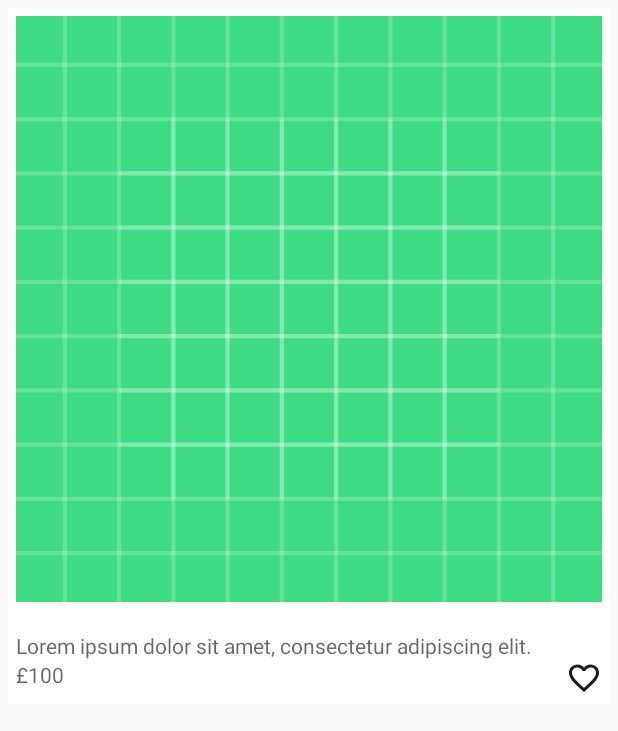
After one commit to alishechka/END, an Android app: the layout listing_item.xml on its own in the app's theme, with its tools: preview values and no code run, on a phone screen of 412 x 824 dp. The commit adds this screen. Shown: the top 731 px of the screen. Run offline under Robolectric (Android 15) with nearby library versions, the phone set to English and light mode, and no system bars; network calls fail.

Commit message:
ui, fini

```diff
--- a/app/build.gradle
+++ b/app/build.gradle
@@ -47,6 +47,9 @@ dependencies {
     implementation "androidx.lifecycle:lifecycle-viewmodel-ktx:2.2.0"
     implementation "androidx.lifecycle:lifecycle-livedata-ktx:2.2.0"
 
+    // RecyclerView
+    implementation 'androidx.recyclerview:recyclerview:1.1.0'
+
     // CardView
     implementation "androidx.cardview:cardview:1.0.0"
 
--- /dev/null
+++ b/app/src/main/res/drawable/ic_baseline_favorite_border_24.xml
@@ -0,0 +1,10 @@
+<vector xmlns:android="http://schemas.android.com/apk/res/android"
+    android:width="24dp"
+    android:height="24dp"
+    android:viewportWidth="24"
+    android:viewportHeight="24"
+    android:tint="@color/colorBlack">
+  <path
+      android:fillColor="@android:color/white"
+      android:pathData="M16.5,3c-1.74,0 -3.41,0.81 -4.5,2.09C10.91,3.81 9.24,3 7.5,3 4.42,3 2,5.42 2,8.5c0,3.78 3.4,6.86 8.55,11.54L12,21.35l1.45,-1.32C18.6,15.36 22,12.28 22,8.5 22,5.42 19.58,3 16.5,3zM12.1,18.55l-0.1,0.1 -0.1,-0.1C7.14,14.24 4,11.39 4,8.5 4,6.5 5.5,5 7.5,5c1.54,0 3.04,0.99 3.57,2.36h1.87C13.46,5.99 14.96,5 16.5,5c2,0 3.5,1.5 3.5,3.5 0,2.89 -3.14,5.74 -7.9,10.05z"/>
+</vector>
--- /dev/null
+++ b/app/src/main/res/layout/listing_item.xml
@@ -0,0 +1,71 @@
+<?xml version="1.0" encoding="utf-8"?>
+<androidx.cardview.widget.CardView xmlns:android="http://schemas.android.com/apk/res/android"
+    xmlns:app="http://schemas.android.com/apk/res-auto"
+    android:layout_width="match_parent"
+    android:layout_height="wrap_content"
+    android:layout_margin="5dp"
+    android:background="@color/colorWhite"
+    app:cardElevation="0dp">
+
+    <androidx.constraintlayout.widget.ConstraintLayout
+        android:layout_width="match_parent"
+        android:layout_height="wrap_content"
+        android:padding="5dp">
+
+        <ImageView
+            android:id="@+id/item_image"
+            android:layout_width="match_parent"
+            android:layout_height="wrap_content"
+            android:adjustViewBounds="true"
+            android:src="@drawable/ic_launcher_background"
+            app:layout_constraintRight_toRightOf="parent"
+            app:layout_constraintStart_toStartOf="parent"
+            app:layout_constraintTop_toTopOf="parent" />
+
+        <TextView
+            android:id="@+id/item_title"
+            android:layout_width="match_parent"
+            android:layout_height="wrap_content"
+            android:ellipsize="end"
+            android:maxLines="2"
+            android:textColor="@color/colorBlack"
+            app:layout_constraintRight_toRightOf="parent"
+            app:layout_constraintStart_toStartOf="parent"
+            app:layout_constraintTop_toBottomOf="@id/item_image" />
+
+        <TextView
+            android:id="@+id/item_description"
+            android:layout_width="match_parent"
+            android:layout_height="wrap_content"
+            android:ellipsize="end"
+            android:hint="@string/ipsum"
+            android:maxLines="1"
+            android:textColor="@color/colorGrey"
+            app:layout_constraintRight_toRightOf="parent"
+            app:layout_constraintStart_toStartOf="parent"
+            app:layout_constraintTop_toBottomOf="@id/item_title" />
+
+        <TextView
+            android:id="@+id/item_price"
+            android:layout_width="wrap_content"
+            android:layout_height="wrap_content"
+            android:hint="£100"
+            android:textColor="@color/colorBlack"
+            app:layout_constraintRight_toLeftOf="@id/item_fav"
+            app:layout_constraintStart_toStartOf="parent"
+            app:layout_constraintTop_toBottomOf="@+id/item_description" />
+
+        <ImageView
+            android:id="@+id/item_fav"
+            android:layout_width="wrap_content"
+            android:layout_height="wrap_content"
+            android:background="@drawable/ic_baseline_favorite_border_24"
+            app:layout_constraintEnd_toEndOf="parent"
+            app:layout_constraintLeft_toRightOf="@+id/item_price"
+            app:layout_constraintRight_toRightOf="parent"
+            app:layout_constraintTop_toBottomOf="@+id/item_description" />
+
+
+    </androidx.constraintlayout.widget.ConstraintLayout>
+
+</androidx.cardview.widget.CardView>
--- a/app/src/main/res/values/colors.xml
+++ b/app/src/main/res/values/colors.xml
@@ -3,4 +3,7 @@
     <color name="colorPrimary">#6200EE</color>
     <color name="colorPrimaryDark">#3700B3</color>
     <color name="colorAccent">#03DAC5</color>
+    <color name="colorWhite">#FFFFFF</color>
+    <color name="colorBlack">#1A1A1A</color>
+    <color name="colorGrey">#A7A7A7</color>
 </resources>
--- a/app/src/main/res/values/strings.xml
+++ b/app/src/main/res/values/strings.xml
@@ -1,3 +1,5 @@
 <resources>
     <string name="app_name">EndListingApp</string>
+    <string name="ipsum">Lorem ipsum dolor sit amet, consectetur adipiscing elit.</string>
+    <string name="item_count">\ items</string>
 </resources>
```
Also changed, not shown: app/src/main/java/com/example/endlistingapp/ListingAdapter.kt (added, +42 -0 lines), app/src/main/java/com/example/endlistingapp/MainActivity.kt (+16 -4 lines), app/src/main/java/com/example/endlistingapp/MyApp.kt (+0 -12 lines), app/src/main/res/layout/activity_main.xml (+19 -2 lines), 1 other file.
